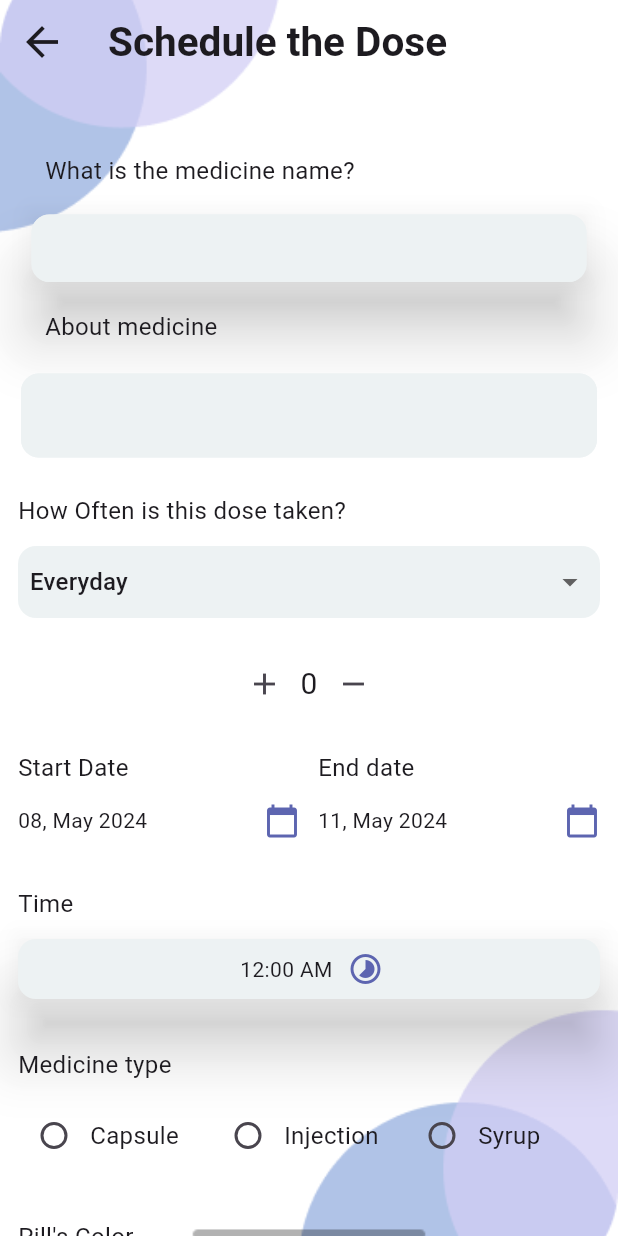
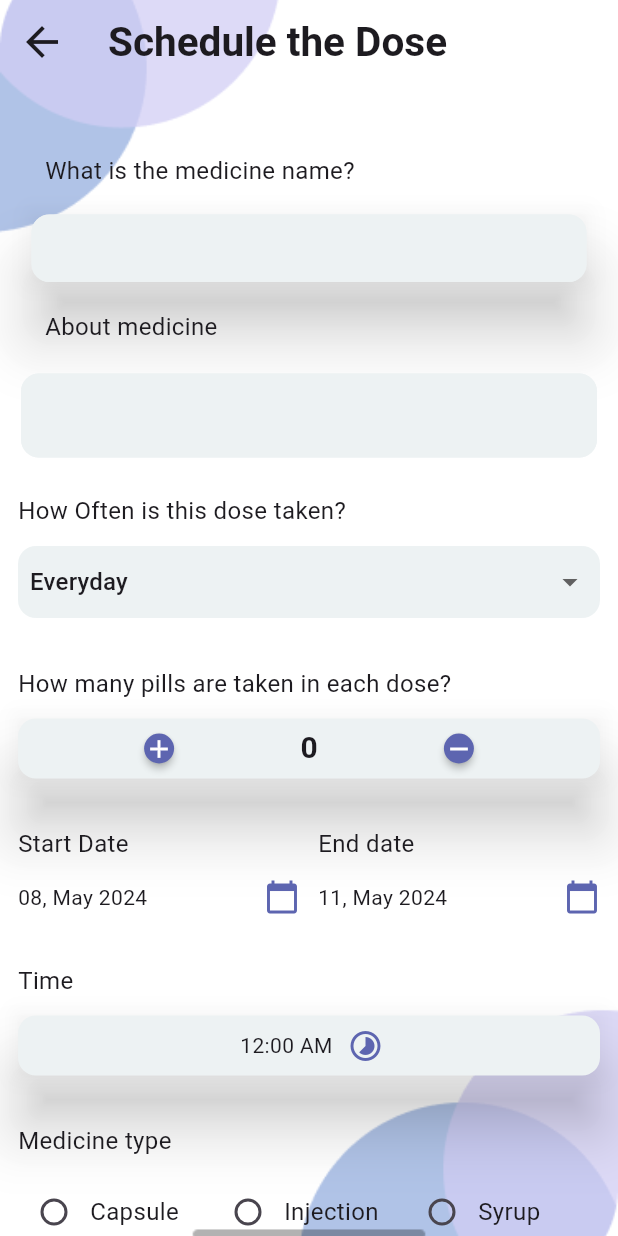
Before and after one commit to JailanMedhatt/MedicalReminder1, a Flutter app: the SchadualePage screen opened by its route, on a phone screen of 412 x 824 dp. Run offline on Flutter 3.47's test engine with Material 3 defaults, Android fonts, the phone set to English and light mode, and no system bars; our stand-ins replace calendar_timeline, cloud_firestore, date_field, file_picker, firebase_auth, firebase_core and 11 more; missing offline and left inert: easy_pdf_viewer, encrypt, flutter_timeline_calendar; accounts and stored records are empty.

Commit message:
color dropmenu , date package and time

```diff
--- a/lib/CustomWidgets/ReminderWidget/list.dart
+++ b/lib/CustomWidgets/ReminderWidget/list.dart
@@ -44,7 +44,9 @@ class _CustomListState extends State<CustomList> {
               ),
               Text(
 
-                widget.medicine.time != null ? widget.medicine.time.toString() : '',
+              "${widget.medicine?.time?.hour.toString().padLeft(
+    2, '0')}:${widget.medicine.time?.minute.toString()
+        .padLeft(2, '0')}",
                 style: TextStyle(
                   fontSize: 16,
                   fontWeight: FontWeight.bold,
@@ -85,7 +87,7 @@ class _CustomListState extends State<CustomList> {
                       ),
                     ),
                     Text(
-                      widget.medicine.NoOfPills.toString() ?? "",
+                      '${widget.medicine.NoOfPills.toString()} Pills',
                       style: TextStyle(
                         fontSize: 16,
                         fontWeight: FontWeight.bold,
--- a/lib/CustomWidgets/Schedulewidget/Counter.dart
+++ b/lib/CustomWidgets/Schedulewidget/Counter.dart
@@ -28,22 +28,73 @@ class _CounterState extends State<Counter> {
 
   @override
   Widget build(BuildContext context) {
-    return Row(
-      mainAxisAlignment: MainAxisAlignment.center,
+    return Container(
+      margin: EdgeInsets.symmetric(horizontal: 12, vertical: 12),
+      child: Column(
+        crossAxisAlignment: CrossAxisAlignment.stretch,
         children: [
-        IconButton(
-          onPressed: add, // Attach add() method to onPressed
-          icon: Icon(Icons.add),
+          Text(
+            'How many pills are taken in each dose?',
+            style: TextStyle(fontSize: 16, fontWeight: FontWeight.w400),
+          ),
+          SizedBox(height: 12),
+          Material(
+            elevation: 18,
+            color: Colors.transparent,
+            child: Container(
+              width: 40.0,
+              height: 40.0,
+              decoration: BoxDecoration(
+                color: Color(0xffEDF2F3),
+                borderRadius: BorderRadius.all(Radius.circular(12)),
+              ),
+              child: Row(
+                mainAxisAlignment: MainAxisAlignment.spaceEvenly,
+                children: <Widget>[
+                  FittedBox(
+                    child: Container(
+                      height: 20,
+                      width: 20,
+                      child: RawMaterialButton(
+                        onPressed: add,
+                        elevation: 2.0,
+                        fillColor: Color(0xff5D65B0),
+                        shape: CircleBorder(),
+                        child: Icon(
+                          Icons.add,
+                          size: 20,
+                          color: Colors.white,
+                        ),
+                      ),
+                    ),
                   ),
                   Text(
-          widget.n.toString(),
-          style: TextStyle(fontSize: 20),
+                    '${widget.n}',
+                    style: TextStyle(fontSize: 20, fontWeight: FontWeight.bold),
                   ),
-        IconButton(
-          onPressed: minus, // Attach minus() method to onPressed
-          icon: Icon(Icons.remove),
+                  FittedBox(
+                    child: Container(
+                      height: 20,
+                      width: 20,
+                      child: RawMaterialButton(
+                        onPressed: minus,
+                        elevation: 2.0,
+                        fillColor: Color(0xff5D65B0),
+                        shape: CircleBorder(),
+                        child: Icon(
+                          Icons.remove,
+                          color: Colors.white,
+                          size: 20,
+                        ),
+                      ),
+                    ),
                   ),
                 ],
+              ),
+            ),
+          ),
+        ],
+      ),
     );
   }
 }
--- a/lib/CustomWidgets/Schedulewidget/Date.dart
+++ b/lib/CustomWidgets/Schedulewidget/Date.dart
@@ -1,6 +1,5 @@
 import 'package:flutter/material.dart';
 import 'package:intl/intl.dart';
-import 'package:syncfusion_flutter_datepicker/datepicker.dart';
 
 class DateRangePickerControllerExample extends StatefulWidget {
   @override
@@ -10,29 +9,88 @@ class DateRangePickerControllerExample extends StatefulWidget {
 
 class _DateRangePickerControllerExampleState
     extends State<DateRangePickerControllerExample> {
-  late String _startDate;
-  late String _endDate;
-  final DateRangePickerController _controller = DateRangePickerController();
+  late String _startDateTab1;
+  late String _endDateTab1;
+  late DateTime _selectedStartDateTab1;
+  late DateTime _selectedEndDateTab1;
+
+  late String _startDateTab2;
+  late String _endDateTab2;
+  late DateTime _selectedStartDateTab2;
+  late DateTime _selectedEndDateTab2;
 
   @override
   void initState() {
     final DateTime today = DateTime.now();
-    _startDate = DateFormat('dd, MMMM yyyy').format(today).toString();
-    _endDate = DateFormat('dd, MMMM yyyy')
-        .format(today.add(Duration(days: 3)))
-        .toString();
-    _controller.selectedRange = PickerDateRange(today, today.add(Duration(days: 3)));
+    _selectedStartDateTab1 = today;
+    _selectedEndDateTab1 = today.add(Duration(days: 3));
+    _startDateTab1 =
+        DateFormat('dd, MMMM yyyy').format(_selectedStartDateTab1).toString();
+    _endDateTab1 =
+        DateFormat('dd, MMMM yyyy').format(_selectedEndDateTab1).toString();
+
+    _selectedStartDateTab2 = today;
+    _selectedEndDateTab2 = today.add(Duration(days: 3));
+    _startDateTab2 =
+        DateFormat('dd, MMMM yyyy').format(_selectedStartDateTab2).toString();
+    _endDateTab2 =
+        DateFormat('dd, MMMM yyyy').format(_selectedEndDateTab2).toString();
+
     super.initState();
   }
 
-  void selectionChanged(DateRangePickerSelectionChangedArgs args) {
+  void selectionChangedTab1(DateTime? startDate, DateTime? endDate) {
     setState(() {
-      _startDate =
-          DateFormat('dd, MMMM yyyy').format(args.value.startDate).toString();
-      _endDate = DateFormat('dd, MMMM yyyy')
-          .format(args.value.endDate ?? args.value.startDate)
-          .toString();
+      _selectedStartDateTab1 = startDate ?? DateTime.now();
+      _selectedEndDateTab1 = endDate ?? _selectedStartDateTab1;
+      _startDateTab1 =
+          DateFormat('dd, MMMM yyyy').format(_selectedStartDateTab1).toString();
+      _endDateTab1 =
+          DateFormat('dd, MMMM yyyy').format(_selectedEndDateTab1).toString();
     });
+  }
+
+  void selectionChangedTab2(DateTime? startDate, DateTime? endDate) {
+    setState(() {
+      _selectedStartDateTab2 = startDate ?? DateTime.now();
+      _selectedEndDateTab2 = endDate ?? _selectedStartDateTab2;
+      _startDateTab2 =
+          DateFormat('dd, MMMM yyyy').format(_selectedStartDateTab2).toString();
+      _endDateTab2 =
+          DateFormat('dd, MMMM yyyy').format(_selectedEndDateTab2).toString();
+    });
+  }
+
+  Future<void> _openDatePicker(BuildContext context,
+      Function(DateTime?, DateTime?)
+      selectionChanged) async {
+    final DateTime? picked = await showDatePicker(
+      context: context,
+      initialDate: selectionChanged == selectionChangedTab1
+          ? _selectedStartDateTab1
+          : _selectedStartDateTab2,
+      firstDate: DateTime.now(),
+      lastDate: DateTime(2100),
+    );
+
+    if (picked != null) {
+      final DateTime? endDate = await showDatePicker(
+        context: context,
+        initialDate: picked,
+        firstDate: picked,
+        lastDate: DateTime(2100),
+      );
+
+      setState(() {
+        if (endDate != null) {
+          if (selectionChanged == selectionChangedTab1) {
+            selectionChanged(picked, endDate);
+          } else {
+            selectionChangedTab2(picked, endDate);
+          }
+        }
+      });
+    }
   }
 
   @override
@@ -53,13 +111,12 @@ class _DateRangePickerControllerExampleState
                 Row(
                   mainAxisAlignment: MainAxisAlignment.spaceBetween,
                   children: [
-                    Text(
-                      _startDate,
-                    ),
+                    Text(_startDateTab1),
                     GestureDetector(
-                      child: Icon(Icons.calendar_today, color: Color(0xff5D65B0)),
+                      child: Icon(
+                          Icons.calendar_today, color: Color(0xff5D65B0)),
                       onTap: () {
-                        _openDatePicker(context);
+                        _openDatePicker(context, selectionChangedTab1);
                       },
                     ),
                   ],
@@ -80,13 +137,12 @@ class _DateRangePickerControllerExampleState
                 Row(
                   mainAxisAlignment: MainAxisAlignment.spaceBetween,
                   children: [
-                    Text(
-                      _endDate,
-                    ),
+                    Text(_endDateTab2),
                     GestureDetector(
-                      child: Icon(Icons.calendar_today, color: Color(0xff5D65B0)),
+                      child: Icon(
+                          Icons.calendar_today, color: Color(0xff5D65B0)),
                       onTap: () {
-                        _openDatePicker(context);
+                        _openDatePicker(context, selectionChangedTab2);
                       },
                     ),
                   ],
@@ -98,21 +154,4 @@ class _DateRangePickerControllerExampleState
       ),
     );
   }
-
-  void _openDatePicker(BuildContext context) {
-    showDialog(
-      context: context,
-      builder: (BuildContext context) {
-        return AlertDialog(
-          content: Container(
-            width: 300,
-            child: SfDateRangePicker(
-              controller: _controller,
-              onSelectionChanged: selectionChanged,
-            ),
-          ),
-        );
-      },
-    );
-  }
 }
```
Also changed, not shown: lib/CustomWidgets/Schedulewidget/colordropmenu.dart (+47 -9 lines), lib/UI/Scedhule.dart (+10 -12 lines). Lines whose indentation alone changed are shown as unchanged.
